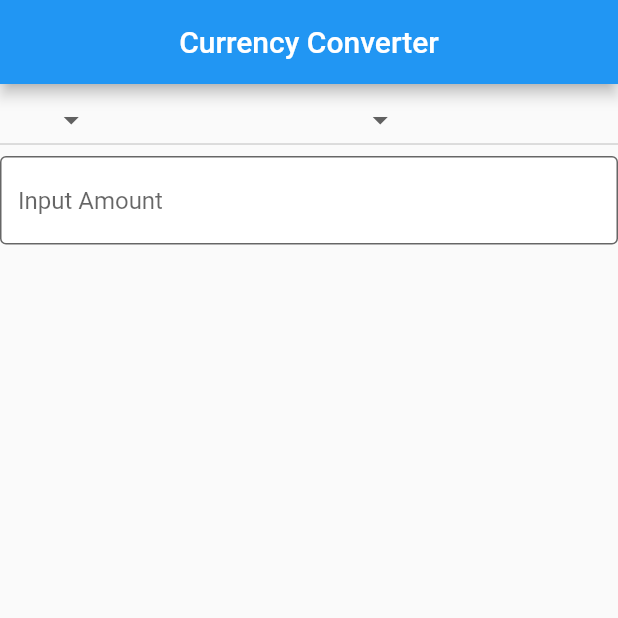
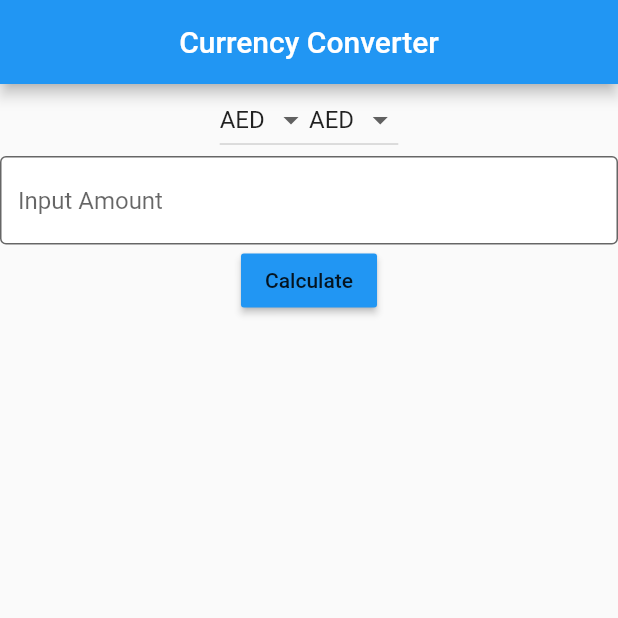
Before and after one commit to akshaykale17/moneyconvert, a Flutter app: the screen it shows after launch, on a phone screen of 412 x 824 dp, the top half of it. Run offline on Flutter 3.47's test engine with Material 2 defaults, Android fonts, the phone set to English and light mode, and no system bars.

Commit message:
Version 5

```diff
--- a/lib/main.dart
+++ b/lib/main.dart
@@ -1,4 +1,10 @@
+import 'dart:convert';
+
 import 'package:flutter/material.dart';
+import 'package:http/http.dart' as http;
+import 'dart:async';
+
+
 
 void main() => runApp(MaterialApp(
   home: MyApp(),
@@ -16,9 +22,18 @@ class MyApp extends StatefulWidget {
 
 
 class _MyAppState extends State<MyApp> {
+  final myController = TextEditingController();
   var _currency = ['AED','ARS','AUD','BGN','BRL','BSD','CAD','CHF','CLP','CNY','COP','CZK','DKK','DOP','EGP','EUR','FJD','GBP','GTQ','HKD','HRK','HUF','IDR','ILS','INR','ISK','JPY','KRW','KZT','MXN','MYR','NOK','NZD','PAB','PEN','PHP','PKR','PLN','PYG','RON','RUB','SAR','SEK','SGD','THB','TRY','TWD','UAH','USD','UYU','ZAR'];
-  var _inputcurr = '';
-  var _outcurr = '';
+  var _inputcurr = 'AED';
+  var _outcurr = 'AED';
+
+  @override
+  void dispose() {
+    // Clean up the controller when the widget is disposed.
+    myController.dispose();
+    super.dispose();
+  }
+
 
   @override
   Widget build(BuildContext context) {
@@ -34,12 +49,15 @@ class _MyAppState extends State<MyApp> {
       body: Column(
         children: <Widget>[
           Row(
+            mainAxisAlignment: MainAxisAlignment.center,
             children: <Widget>[
-              Expanded(
-                child: DropdownButton<String>(
+
+                  DropdownButton<String>(
+
+                    value: _inputcurr,
                     items: _currency.map((String dropdownstring){
                       return DropdownMenuItem<String>(
-                      child: Text(dropdownstring  ),
+                        child: Text(dropdownstring),
                         value: dropdownstring,
                       );
                     }).toList(),
@@ -47,14 +65,17 @@ class _MyAppState extends State<MyApp> {
                     onChanged: (String newvalue){
                       setState(() {
                         this._inputcurr=newvalue;
+
+
                         debugPrint(_inputcurr);
                       });
                     },
                 ),
-              ),
 
-              Expanded(
-                child: DropdownButton<String>(
+
+
+                 DropdownButton<String>(
+                   value: _outcurr,
                     items: _currency.map((String dropdownstring){
                       return DropdownMenuItem<String>(
                         child: Text(dropdownstring),
@@ -69,12 +90,13 @@ class _MyAppState extends State<MyApp> {
                       });
                     },
                 ),
-              )
+
 
             ],
           ),
           TextField(
             keyboardType: TextInputType.phone,
+            controller: myController,
 
             decoration: InputDecoration(
               border: OutlineInputBorder(),
@@ -84,9 +106,50 @@ class _MyAppState extends State<MyApp> {
               filled: true,
             ),
 
+          ),
+
+          RaisedButton(
+            color: Colors.blue,
+            child: Text("Calculate"),
+            onPressed: (){
+              setState(() async {
+                // Setting URL
+                String url_str = "https://api.exchangerate-api.com/v4/latest/"+_inputcurr;
+
+                var response = await http.get(
+                  Uri.encodeFull(url_str),
+                  headers: {"Accept":"applicaion/json"}
+                );
+
+                debugPrint(response.body);
+
+
+                var data = jsonDecode(response.body);
+                var fin = data['rates'];
+//                print('${fin.runtimeType} : $fin');
+              print(fin[_outcurr]);
+              print(int.parse(myController.text));
+
+              int b = int.parse(myController.text);
+
+              print(fin[_outcurr]*b);
+
+
+              });
+            },
           )
+
+
         ],
+
+
+
+
       ),
+
     );
   }
+
+
+
 }
--- a/pubspec.yaml
+++ b/pubspec.yaml
@@ -17,6 +17,7 @@ environment:
   sdk: ">=2.1.0 <3.0.0"
 
 dependencies:
+  http: ^0.12.0+4
   flutter:
     sdk: flutter
 
```
Also changed, not shown: pubspec.lock. Lines whose indentation alone changed are shown as unchanged.
